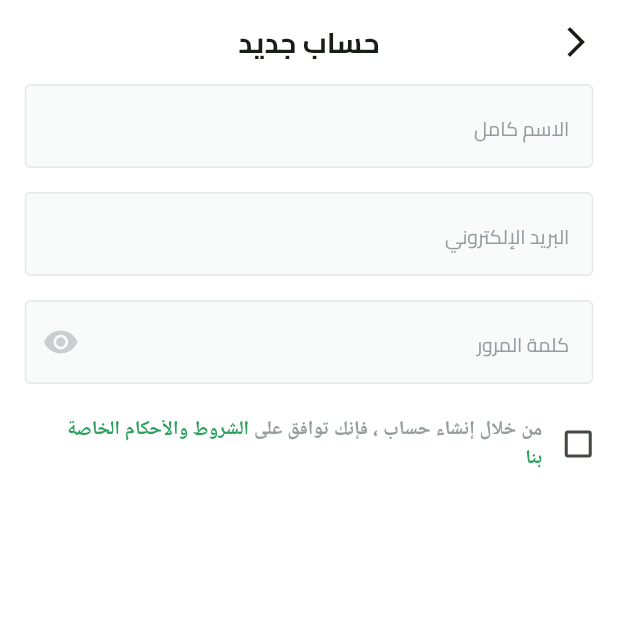
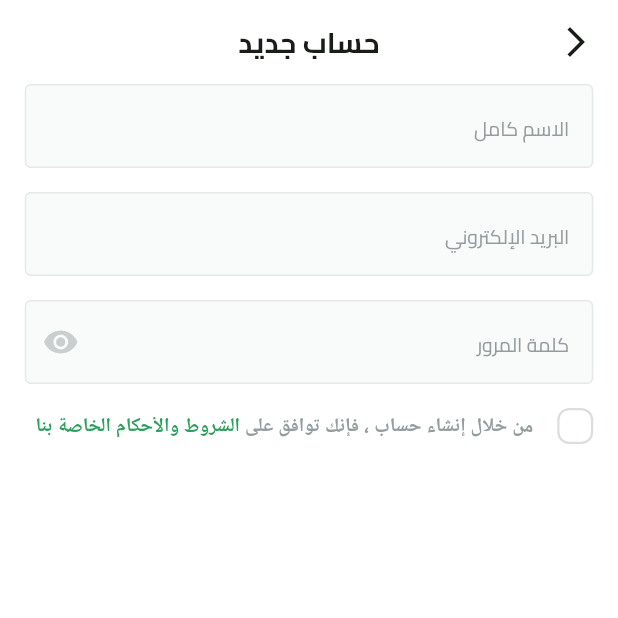
Before and after one commit to seifmoustafa/Fruit-Hub, a Flutter app: the SignupView screen opened by its route, on a phone screen of 412 x 824 dp, the top half of it. Run offline on Flutter 3.47's test engine with Material 3 defaults, Android fonts, the phone set to English and light mode, and no system bars; our stand-ins replace dots_indicator, flutter_svg, shared_preferences; accounts and stored records are empty.

Commit message:
`Refactor TermsAndConditions widget to use StatefulWidget and CustomCheckBox`

```diff
--- /dev/null
+++ b/lib/features/auth/presentation/views/widgets/custom_check_box.dart
@@ -0,0 +1,48 @@
+import 'package:flutter/material.dart';
+import 'package:flutter_svg/flutter_svg.dart';
+import 'package:fruit_hub/core/utils/app_colors.dart';
+import 'package:fruit_hub/core/utils/app_images.dart';
+
+/// Builds a custom checkbox widget which animates between checked and
+/// unchecked states. The checkbox is wrapped in a GestureDetector to handle
+/// tap events, toggling the checked state. An AnimatedContainer is used to
+/// smoothly transition the checkbox's appearance. When checked, the checkbox
+/// displays a checkmark icon; otherwise, it shows an empty container.
+class CustomCheckBox extends StatelessWidget {
+  const CustomCheckBox({
+    super.key,
+    required this.isChecked,
+    required this.onChecked,
+  });
+  final bool isChecked;
+  final ValueChanged<bool> onChecked;
+  @override
+  Widget build(BuildContext context) {
+    return GestureDetector(
+      onTap: () {
+        onChecked(!isChecked);
+      },
+      child: AnimatedContainer(
+        width: 24,
+        height: 24,
+        duration: const Duration(milliseconds: 100),
+        decoration: ShapeDecoration(
+          color: isChecked ? AppColors.primaryColor : Colors.white,
+          shape: RoundedRectangleBorder(
+            side: BorderSide(
+                width: 1.50,
+                color:
+                    isChecked ? Colors.transparent : const Color(0xFFDCDEDE)),
+            borderRadius: BorderRadius.circular(8),
+          ),
+        ),
+        child: isChecked
+            ? Padding(
+                padding: const EdgeInsets.all(2),
+                child: SvgPicture.asset(Assets.imagesCheck),
+              )
+            : const SizedBox(),
+      ),
+    );
+  }
+}
--- a/lib/features/auth/presentation/views/widgets/terms_and_conditions.dart
+++ b/lib/features/auth/presentation/views/widgets/terms_and_conditions.dart
@@ -2,24 +2,32 @@ import 'package:flutter/material.dart';
 import 'package:fruit_hub/constants.dart';
 import 'package:fruit_hub/core/utils/app_colors.dart';
 import 'package:fruit_hub/core/utils/app_text_styles.dart';
+import 'package:fruit_hub/features/auth/presentation/views/widgets/custom_check_box.dart';
 
-class TermsAndConditions extends StatelessWidget {
+class TermsAndConditions extends StatefulWidget {
   const TermsAndConditions({super.key});
 
   @override
+  State<TermsAndConditions> createState() => _TermsAndConditionsState();
+}
+
+class _TermsAndConditionsState extends State<TermsAndConditions> {
+  bool isTermsAccepted = false;
+  @override
   Widget build(BuildContext context) {
-    return Transform.translate(
-      offset: const Offset(14, 0),
-      child: Row(
+    return Row(
       children: [
-          Checkbox(
-            value: false,
-            onChanged: (value) {},
+        CustomCheckBox(
+          onChecked: (value) {
+            isTermsAccepted = value;
+            setState(() {});
+          },
+          isChecked: isTermsAccepted,
         ),
-          SizedBox(
-            width: MediaQuery.sizeOf(context).width -
-                (kHorizontalPadding * 2) -
-                48,
+        const SizedBox(
+          width: 16,
+        ),
+        Expanded(
           child: Text.rich(
             TextSpan(
               children: [
@@ -54,7 +62,6 @@ class TermsAndConditions extends StatelessWidget {
           ),
         )
       ],
-      ),
     );
   }
 }
```
Lines whose indentation alone changed are shown as unchanged.
